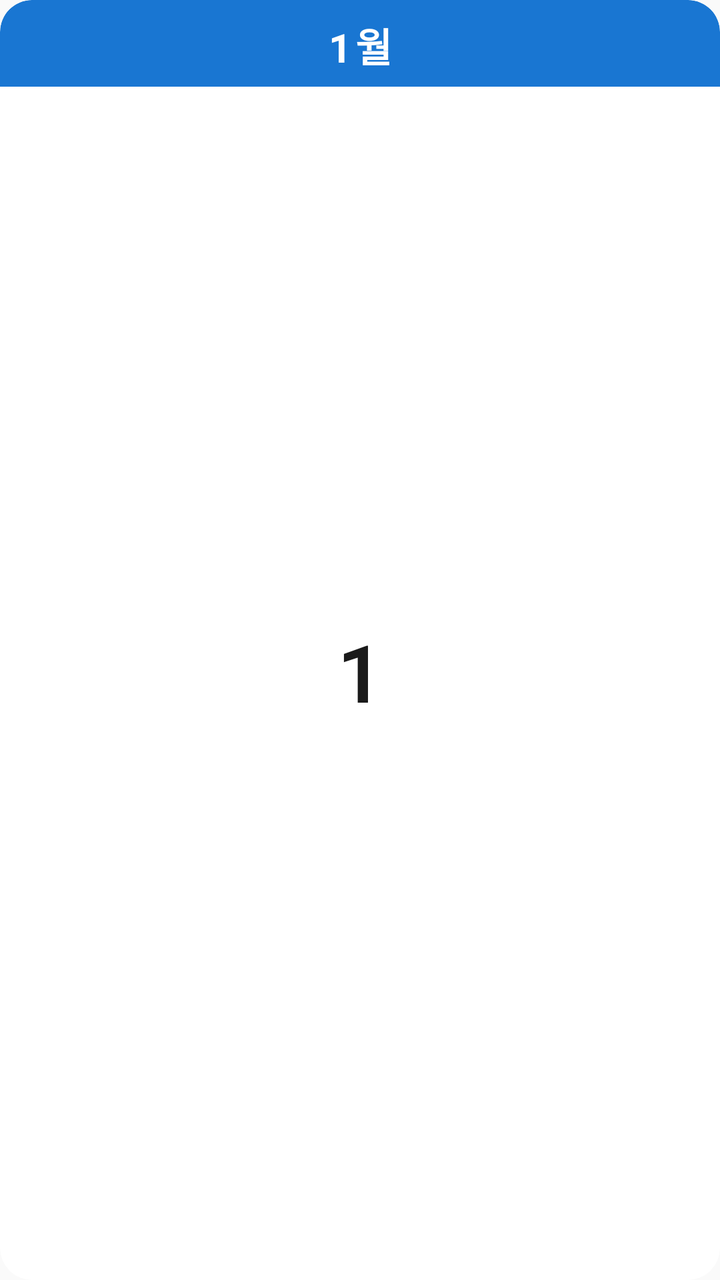
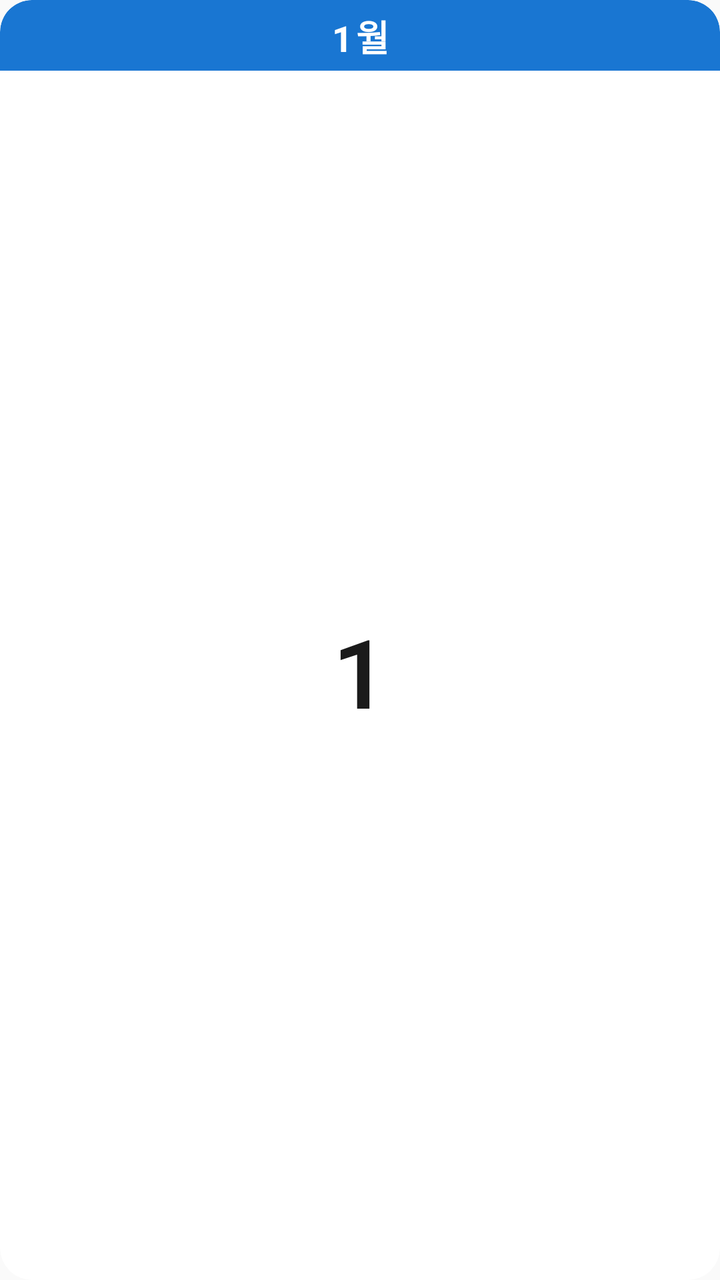

An Android layout rendered at two revisions. The XML below is the earlier revision; the diff shows what the commit changed to produce the second picture.
<!-- AndroidManifest.xml: application theme AppTheme -->
<!-- res/layout/widget_layout.xml -->
<?xml version="1.0" encoding="utf-8"?>
<LinearLayout xmlns:android="http://schemas.android.com/apk/res/android"
    android:id="@+id/widget_container"
    android:layout_width="match_parent"
    android:layout_height="match_parent"
    android:orientation="vertical"
    android:gravity="center"
    android:background="@drawable/widget_background"
    android:clipToOutline="true">

    
    <TextView
        android:id="@+id/widget_month"
        android:layout_width="match_parent"
        android:layout_height="wrap_content"
        android:background="@drawable/widget_month_header"
        android:gravity="center"
        android:paddingTop="8dp"
        android:paddingBottom="6dp"
        android:text="1월"
        android:textColor="@color/white"
        android:textSize="20sp"
        android:textStyle="bold"
        android:letterSpacing="0.1" />

    
    
    <TextView
        android:id="@+id/widget_day"
        android:layout_width="match_parent"
        android:layout_height="0dp"
        android:layout_weight="1"
        android:paddingBottom="12dp"
        android:gravity="center_horizontal|center_vertical"
        android:textAlignment="center"
        android:text="1"
        android:textColor="@color/text_primary_light"
        android:textSize="40sp"
        android:textStyle="bold"
        android:fontFamily="sans-serif-light" />

</LinearLayout>
<!-- resources referenced by this layout -->
<resources>
  <color name="text_primary_light">#1A1A1A</color>
  <color name="white">#FFFFFF</color>
  <!-- drawable widget_background (drawable) -->
  <?xml version="1.0" encoding="utf-8"?>
  <shape xmlns:android="http://schemas.android.com/apk/res/android"
      android:shape="rectangle">
      <solid android:color="@color/white" />
      <corners android:radius="16dp" />
      <stroke
          android:width="0dp"
          android:color="@color/transparent" />
  </shape>
  <!-- drawable widget_month_header (drawable) -->
  <?xml version="1.0" encoding="utf-8"?>
  <shape xmlns:android="http://schemas.android.com/apk/res/android"
      android:shape="rectangle">
      <solid android:color="@color/accent_blue" />
      <corners
          android:topLeftRadius="16dp"
          android:topRightRadius="16dp"
          android:bottomLeftRadius="0dp"
          android:bottomRightRadius="0dp" />
  </shape>
  <style name="AppTheme" parent="Theme.AppCompat.DayNight.NoActionBar">
          
          <item name="android:editTextBackground">@drawable/rn_edit_text_material</item>
      </style>
  <color name="transparent">#00000000</color>
  <color name="accent_blue">#1976D2</color>
  <!-- drawable rn_edit_text_material (drawable) -->
  <?xml version="1.0" encoding="utf-8"?>
  <inset xmlns:android="http://schemas.android.com/apk/res/android"
         android:insetLeft="@dimen/abc_edit_text_inset_horizontal_material"
         android:insetRight="@dimen/abc_edit_text_inset_horizontal_material"
         android:insetTop="@dimen/abc_edit_text_inset_top_material"
         android:insetBottom="@dimen/abc_edit_text_inset_bottom_material"
         >
  
      <selector>
          
          <item android:state_enabled="false" android:drawable="@drawable/abc_textfield_default_mtrl_alpha"/>
          <item android:drawable="@drawable/abc_textfield_activated_mtrl_alpha"/>
      </selector>
  
  </inset>
</resources>

<!-- the commit's change to res/layout/widget_layout.xml (unified diff, before → after) -->
@@ -15,11 +15,11 @@
         android:layout_height="wrap_content"
         android:background="@drawable/widget_month_header"
         android:gravity="center"
-        android:paddingTop="8dp"
-        android:paddingBottom="6dp"
+        android:paddingTop="5dp"
+        android:paddingBottom="4dp"
         android:text="1월"
         android:textColor="@color/white"
-        android:textSize="20sp"
+        android:textSize="18sp"
         android:textStyle="bold"
         android:letterSpacing="0.1" />
 
@@ -30,12 +30,12 @@
         android:layout_width="match_parent"
         android:layout_height="0dp"
         android:layout_weight="1"
-        android:paddingBottom="12dp"
+        android:paddingBottom="4dp"
         android:gravity="center_horizontal|center_vertical"
         android:textAlignment="center"
         android:text="1"
         android:textColor="@color/text_primary_light"
-        android:textSize="40sp"
+        android:textSize="48sp"
         android:textStyle="bold"
         android:fontFamily="sans-serif-light" />
 
